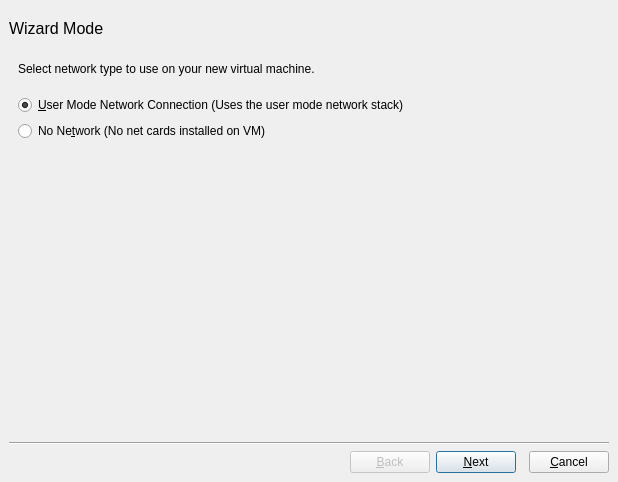
This is src/VM_Wizard_Window.ui in chronic8000/aqemu as Qt 5 draws it before an edit. The edited form follows.
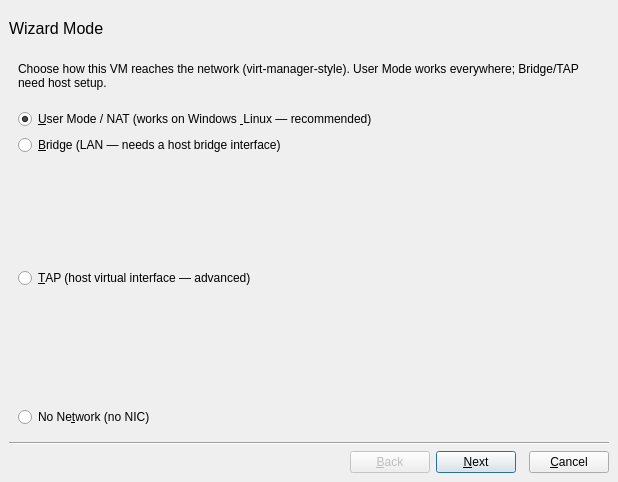
This is the edited form. The open tabs and pages were chosen to show the change. Icons and pictures are not drawn.

Commit message:
Add virt-manager-inspired wizard UX and QEMU-native remote helpers.
Rebuild the New VM wizard for Platform/Architecture paths, guest-aware
devices, import/URL install, storage browser, serial console, remote
hosts, and live-migrate URI polish — without becoming a libvirt clone.

Diff of the .ui file:
```diff
--- a/src/VM_Wizard_Window.ui
+++ b/src/VM_Wizard_Window.ui
@@ -1247,8 +1247,11 @@
       <layout class="QGridLayout" name="gridLayout_8">
        <item row="0" column="0">
         <widget class="QLabel" name="Label_Network_Type">
+         <property name="wordWrap">
+          <bool>true</bool>
+         </property>
          <property name="text">
-          <string>Select network type to use on your new virtual machine.</string>
+          <string>Choose how this VM reaches the network (virt-manager-style). User Mode works everywhere; Bridge/TAP need host setup.</string>
          </property>
         </widget>
        </item>
@@ -1271,7 +1274,7 @@
        <item row="2" column="0">
         <widget class="QRadioButton" name="RB_User_Mode_Network">
          <property name="text">
-          <string>&amp;User Mode Network Connection (Uses the user mode network stack)</string>
+          <string>&amp;User Mode / NAT (works on Windows &amp; Linux — recommended)</string>
          </property>
          <property name="checked">
           <bool>true</bool>
@@ -1279,9 +1282,29 @@
         </widget>
        </item>
        <item row="3" column="0">
+        <widget class="QRadioButton" name="RB_Bridge_Network">
+         <property name="toolTip">
+          <string>Attach to a host bridge (Linux: virbr0/br0). Appears on your LAN.</string>
+         </property>
+         <property name="text">
+          <string>&amp;Bridge (LAN — needs a host bridge interface)</string>
+         </property>
+        </widget>
+       </item>
+       <item row="4" column="0">
+        <widget class="QRadioButton" name="RB_Tap_Network">
+         <property name="toolTip">
+          <string>TAP device (Linux/macOS). Advanced; configure interface name after create if needed.</string>
+         </property>
+         <property name="text">
+          <string>&amp;TAP (host virtual interface — advanced)</string>
+         </property>
+        </widget>
+       </item>
+       <item row="5" column="0">
         <widget class="QRadioButton" name="RB_No_Network">
          <property name="text">
-          <string>No Ne&amp;twork (No net cards installed on VM)</string>
+          <string>No Ne&amp;twork (no NIC)</string>
          </property>
         </widget>
        </item>
```
Left out of the diff: 3 changed lines with no effect on the pictures. The commit also changes 87 other files.
